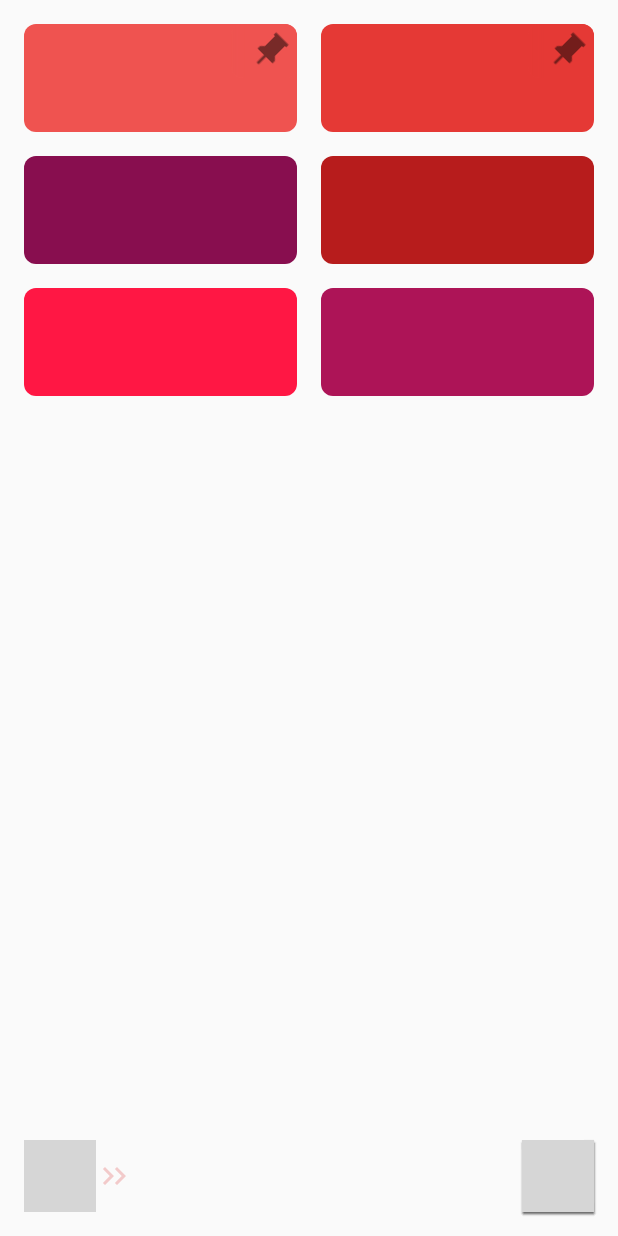
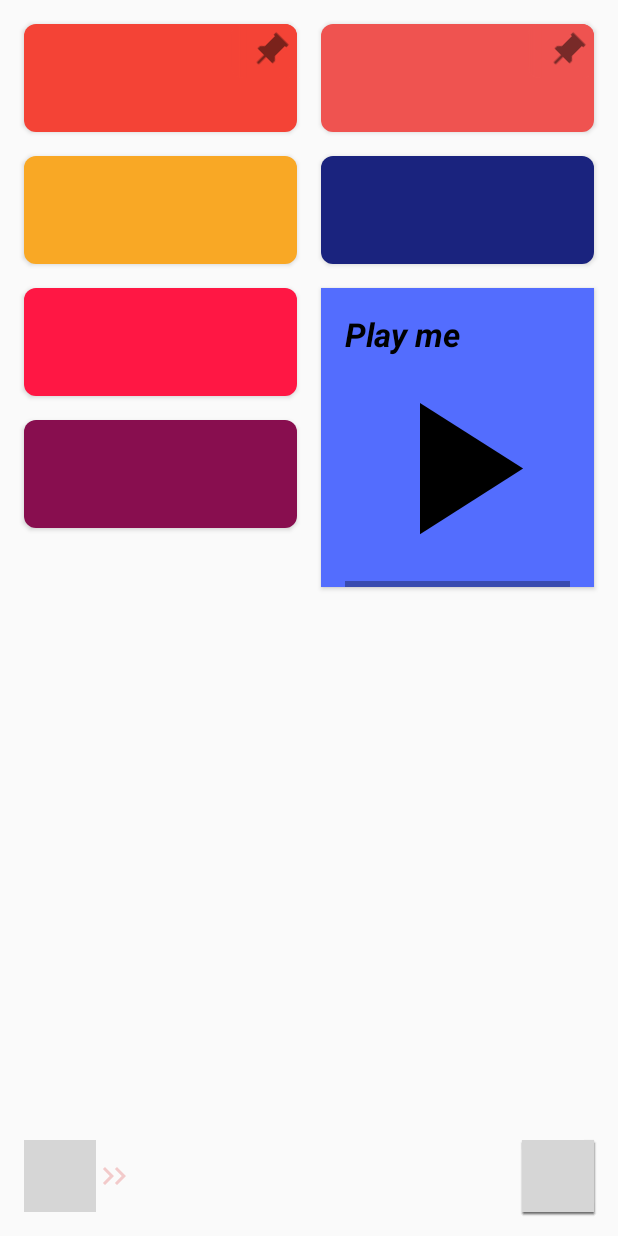
Before and after one commit to StGcontents/KoteBook, an Android app: the screen it shows after launch (MainActivity), on a phone screen of 412 x 824 dp. Run offline under Robolectric (Android 15) with nearby library versions, the phone set to English and light mode, and no system bars; our stand-ins replace Room's generated code; network calls fail; 5 statements that could not run were skipped; grey boxes are pictures that could not be loaded.

Commit message:
[KB18] Write tutorial notes | [KB19] Notes edits are not discarded on Back pressed | [KB20] Checked bulletpoints are removed on new color applied

```diff
--- a/app/src/main/java/com/stgi/kotebook/MainActivity.kt
+++ b/app/src/main/java/com/stgi/kotebook/MainActivity.kt
@@ -10,7 +10,6 @@ import android.content.pm.PackageManager
 import android.content.res.Configuration
 import android.graphics.drawable.Drawable
 import android.os.Bundle
-import android.os.Environment
 import android.os.PersistableBundle
 import android.text.TextUtils
 import android.view.*
@@ -47,8 +46,6 @@ const val LAST_STATUS = "currentStatus"
 
 private const val PERMISSIONS_REQUEST = 13
 
-const val DIRECTORY = "/KoteBook/"
-
 class MainActivity : AppCompatActivity(), SwipeButton.OnSwipeListener,
     NotesAdapter.OnNotesChangedListener, FabStationView.FabStationController {
 
@@ -69,16 +66,13 @@ class MainActivity : AppCompatActivity(), SwipeButton.OnSwipeListener,
 
     var tmpFile: File? = null
 
-    val directory = File(Environment.getExternalStorageDirectory().absolutePath + DIRECTORY).also {
-        if (!it.exists())
-            it.mkdirs()
-    }
+
 
     private fun filterNotes() = GlobalScope.launch {
         val iterator = model.getAll().iterator()
         while (iterator.hasNext()) {
             val data = iterator.next()
-            if (data.isRecording && !File(buildFilepath(data.text)).exists())
+            if (!data.isTutorial && data.isRecording && !File(getFilepath(data.text)).exists())
                 model.remove(data)
         }
     }
@@ -326,7 +320,7 @@ class MainActivity : AppCompatActivity(), SwipeButton.OnSwipeListener,
             var fileName = audioEt.text.toString().trimSpaces()
             if (fileName.isEmpty()) fileName = tmpFile!!.nameWithoutExtension
             fileName = fileName.plus(".").plus(tmpFile?.extension)
-            val newFile = File(buildFilepath(fileName))
+            val newFile = File(getFilepath(fileName))
             tmpFile?.copyTo(newFile, overwrite = true)
             tmpFile?.delete()
             tmpFile = null
@@ -545,10 +539,4 @@ class MainActivity : AppCompatActivity(), SwipeButton.OnSwipeListener,
 
         override fun getStatus(): Int = STATUS_SAVE_REC
     }
-
-
-    fun buildFilepath(name: String?) = directory.absolutePath + "/" + name
-
-    private fun String.trimSpaces() =
-        trimStart { c -> c.isWhitespace() }.dropLastWhile { c -> c.isWhitespace() }
 }
--- a/app/src/main/java/com/stgi/kotebook/NoteGenerator.kt
+++ b/app/src/main/java/com/stgi/kotebook/NoteGenerator.kt
@@ -53,7 +53,7 @@ class NoteGenerator(private val context: Context) {
                             text = context.getString(R.string.welcome_text),
                             isRecording = false,
                             isPinned = true,
-                            color = context.resources.getColor(R.color.noteColor2, context.theme)
+                            color = context.resources.getColor(R.color.noteColor3, context.theme)
                         )
                     )
                     add(
@@ -62,7 +62,7 @@ class NoteGenerator(private val context: Context) {
                             text = context.getString(R.string.editor_tutorial),
                             isRecording = false,
                             isPinned = false,
-                            color = context.resources.getColor(R.color.noteColor7, context.theme),
+                            color = context.resources.getColor(R.color.noteColor26, context.theme),
                             isTutorial = true
                         )
                     )
@@ -72,7 +72,7 @@ class NoteGenerator(private val context: Context) {
                             text = context.getString(R.string.create_new_tutorial),
                             isRecording = false,
                             isPinned = true,
-                            color = context.resources.getColor(R.color.noteColor4, context.theme),
+                            color = context.resources.getColor(R.color.noteColor2, context.theme),
                             isTutorial = true
                         )
                     )
@@ -82,7 +82,7 @@ class NoteGenerator(private val context: Context) {
                             text = context.getString(R.string.delete_tutorial),
                             isRecording = false,
                             isPinned = false,
-                            color = context.resources.getColor(R.color.noteColor5, context.theme),
+                            color = context.resources.getColor(R.color.noteColor13, context.theme),
                             isTutorial = true
                         )
                     )
@@ -93,6 +93,16 @@ class NoteGenerator(private val context: Context) {
                             isRecording = false,
                             isPinned = false,
                             color = context.resources.getColor(R.color.noteColor6, context.theme),
+                            isTutorial = true
+                        )
+                    )
+                    add(
+                        generateNote(
+                            title = context.getString(R.string.audio_title),
+                            text = context.getString(R.string.tutorial_audio),
+                            isRecording = true,
+                            isPinned = false,
+                            color = context.resources.getColor(R.color.noteColor15, context.theme),
                             isTutorial = true
                         )
                     )
@@ -119,7 +129,7 @@ class NoteGenerator(private val context: Context) {
                     text = context.getString(R.string.tutorial_end_text),
                     isRecording = false,
                     isPinned = false,
-                    color = context.resources.getColor(R.color.noteColor8, context.theme)
+                    color = context.resources.getColor(R.color.noteColor7, context.theme)
                 )
             )
         }
--- a/app/src/main/java/com/stgi/kotebook/NotesAdapter.kt
+++ b/app/src/main/java/com/stgi/kotebook/NotesAdapter.kt
@@ -3,7 +3,6 @@ package com.stgi.kotebook
 import android.animation.Animator
 import android.annotation.SuppressLint
 import android.graphics.PorterDuff
-import android.net.Uri
 import android.view.*
 import android.widget.CheckBox
 import android.widget.ImageButton
@@ -26,7 +25,7 @@ class NotesAdapter : RecyclerView.Adapter<NotesAdapter.NotesViewHolder>(), View.
     var onNotesChangedListener: OnNotesChangedListener? = null
 
     init {
-        items.sortWith(compareBy({it.pinned}, {it.id}))
+        items.sortWith(compareBy({it.isTutorial}, {it.pinned}, {it.id}))
     }
 
     override fun onCreateViewHolder(parent: ViewGroup, viewType: Int): NotesViewHolder {
@@ -271,7 +270,7 @@ class NotesAdapter : RecyclerView.Adapter<NotesAdapter.NotesViewHolder>(), View.
     }
 
     inner class AudioViewHolder(itemView : View, cl : View.OnClickListener) : NotesViewHolder(itemView, cl) {
-        private val titleTv : TextView = itemView.audioTitleTv
+        private val titleTv: TextView = itemView.audioTitleTv
         internal val playerView: CassettePlayerView = itemView.playerView
 
         init {
@@ -290,9 +289,11 @@ class NotesAdapter : RecyclerView.Adapter<NotesAdapter.NotesViewHolder>(), View.
             titleTv.text = note.title
             titleTv.setTextColor(note.getTextColor())
 
-            val file = File((itemView.context as MainActivity).buildFilepath(note.text))
-            if (file.exists()) {
-                playerView.setContentUri(Uri.fromFile(file))
+            val file =
+                if (note.isTutorial) getAudioFromAssets(itemView.context, R.string.tutorial_audio)
+                else File(getFilepath(note.text))
+            if (file.exists() || note.isTutorial) {
+                playerView.setContentFile(file)
             }
 
             playerView.setCassetteColor(note.getTextColor())
--- a/app/src/main/res/layout/note_card.xml
+++ b/app/src/main/res/layout/note_card.xml
@@ -3,6 +3,7 @@
     android:layout_width="match_parent"
     android:layout_height="wrap_content"
     android:layout_margin="@dimen/card_margin"
+    android:elevation="@dimen/card_elevation"
     android:minHeight="@dimen/card_min_height"
     android:maxHeight="@dimen/card_max_height"
     xmlns:android="http://schemas.android.com/apk/res/android">
--- a/app/src/main/res/values/dimens.xml
+++ b/app/src/main/res/values/dimens.xml
@@ -52,4 +52,5 @@
     <dimen name="recycler_bottom_padding">80dp</dimen>
     <dimen name="snackbar_height">40dp</dimen>
     <dimen name="span_size">24dp</dimen>
+    <dimen name="card_elevation">2dp</dimen>
 </resources>
--- a/app/src/main/res/values/strings.xml
+++ b/app/src/main/res/values/strings.xml
@@ -38,4 +38,5 @@
     <string name="pin_tutorial">Tap me and press ι to pin me on top</string>
     <string name="tutorial_end_title">All clear?</string>
     <string name="tutorial_end_text">Then you just became a KoteBook pro! Enjoy never forgetting a thing again (;</string>
+    <string name="tutorial_audio">en/tutorial.aac</string>
 </resources>
--- a/rodentia/src/main/java/com/stgi/rodentia/BulletPointTextEditor.kt
+++ b/rodentia/src/main/java/com/stgi/rodentia/BulletPointTextEditor.kt
@@ -2,12 +2,15 @@ package com.stgi.rodentia
 
 import android.content.Context
 import android.graphics.Color
+import android.graphics.PorterDuff
 import android.graphics.Rect
 import android.graphics.Typeface
+import android.media.Image
 import android.text.Editable
 import android.text.Layout.JUSTIFICATION_MODE_INTER_WORD
 import android.text.SpannableString
 import android.text.TextUtils
+import android.text.style.ImageSpan
 import android.text.style.StyleSpan
 import android.util.AttributeSet
 import android.view.LayoutInflater
@@ -54,7 +57,20 @@ class BulletPointTextEditor(context: Context, attrs: AttributeSet) : LinearLayou
 
     private var focusChangeListener: OnFocusChangeListener? = null
     private var checkedChangeListener: CompoundButton.OnCheckedChangeListener? = null
-    private var textColor = Color.BLACK
+    var textColor = Color.BLACK
+        set(value) {
+            field = value
+            forEach { view ->
+                when (view) {
+                    is EditText -> {
+                        setEditTextColor(view)
+                    }
+                    is BulletPointView-> {
+                        view.setTextColor(field)
+                    }
+                }
+            }
+        }
 
     fun setText(text: String?) {
         removeAllBulletPoints()
@@ -152,24 +168,14 @@ class BulletPointTextEditor(context: Context, attrs: AttributeSet) : LinearLayou
         }
     }
 
-    fun setTextColor(color: Int) {
-        textColor = color
-        forEach { view ->
-            when (view) {
-                is EditText -> {
-                    setEditTextColor(view)
-                }
-                is BulletPointView-> {
-                    view.setTextColor(color)
-                }
-            }
-        }
-    }
-
     private fun setEditTextColor(et: EditText) {
         et.setTextColor(textColor)
         et.highlightColor = textColor
         et.setHintTextColor(Color.argb(120, textColor.red, textColor.green, textColor.blue))
+        et.text.getSpans(0, et.length(), ImageSpan::class.java).forEach {imgSp ->
+            if (imgSp.drawable.colorFilter != null)
+                imgSp.drawable.setColorFilter(textColor, PorterDuff.Mode.SRC_ATOP)
+        }
     }
 
     override fun setOnFocusChangeListener(l: OnFocusChangeListener?) {
--- a/rodentia/src/main/java/com/stgi/rodentia/FabStationView.kt
+++ b/rodentia/src/main/java/com/stgi/rodentia/FabStationView.kt
@@ -53,7 +53,7 @@ class FabStationView(context: Context, attributeSet: AttributeSet): ConstraintLa
         paletteMask.setOnTouchListener { _, _ -> true }
         mask.setOnTouchListener{ _, ev -> if (ev!!.action == KeyEvent.ACTION_UP)  strategy?.onBackPressed(); true }
 
-        inputText.setTextColor(Color.WHITE)
+        inputText.textColor = Color.WHITE
 
         audioEt.setTextColor(Color.WHITE)
         audioEt.highlightColor = Color.argb(120, 0, 0, 0)
```
Also changed, not shown: app/src/main/java/com/stgi/kotebook/EditFragment.kt (+7 -13 lines), app/src/main/java/com/stgi/kotebook/KoteUtils.kt (+42 -3 lines), rodentia/src/main/java/com/stgi/rodentia/BulletPointView.kt (+14 -4 lines), rodentia/src/main/java/com/stgi/rodentia/CassettePlayerView.kt (+27 -52 lines), 3 other files.
